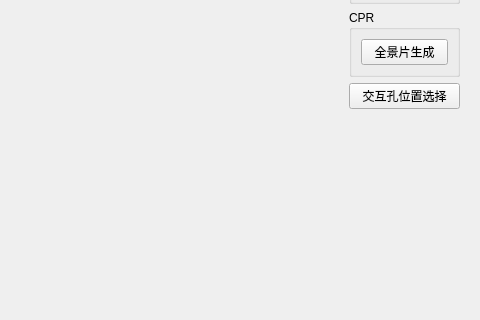
Before: the Qt Designer form mainwindow.ui in BigBrotherHui/Tooth, drawn with Qt 5; both pictures show x 320 to 800 and y 115 to 435 of the 800 by 600 pixel window.
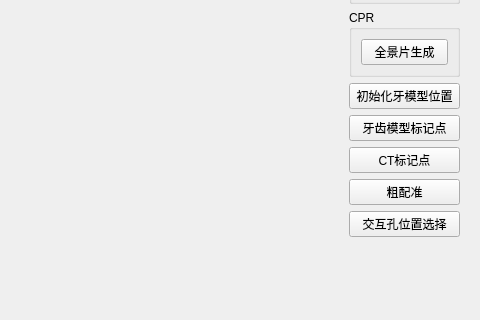
After: the same form once the commit is applied.

The edit to the form file:
```diff
--- a/mainwindow.ui
+++ b/mainwindow.ui
@@ -59,6 +59,34 @@
         </layout>
        </widget>
       </item>
+      <item>
+       <widget class="QPushButton" name="pushButton_extractISO">
+        <property name="text">
+         <string>初始化牙模型位置</string>
+        </property>
+       </widget>
+      </item>
+      <item>
+       <widget class="QPushButton" name="pushButton_modelMark">
+        <property name="text">
+         <string>牙齿模型标记点</string>
+        </property>
+       </widget>
+      </item>
+      <item>
+       <widget class="QPushButton" name="pushButton_CTMark">
+        <property name="text">
+         <string>CT标记点</string>
+        </property>
+       </widget>
+      </item>
+      <item>
+       <widget class="QPushButton" name="pushButton_roughRegister">
+        <property name="text">
+         <string>粗配准</string>
+        </property>
+       </widget>
+      </item>
       <item>
        <widget class="QPushButton" name="pushButton_selectPoint">
         <property name="text">
```
